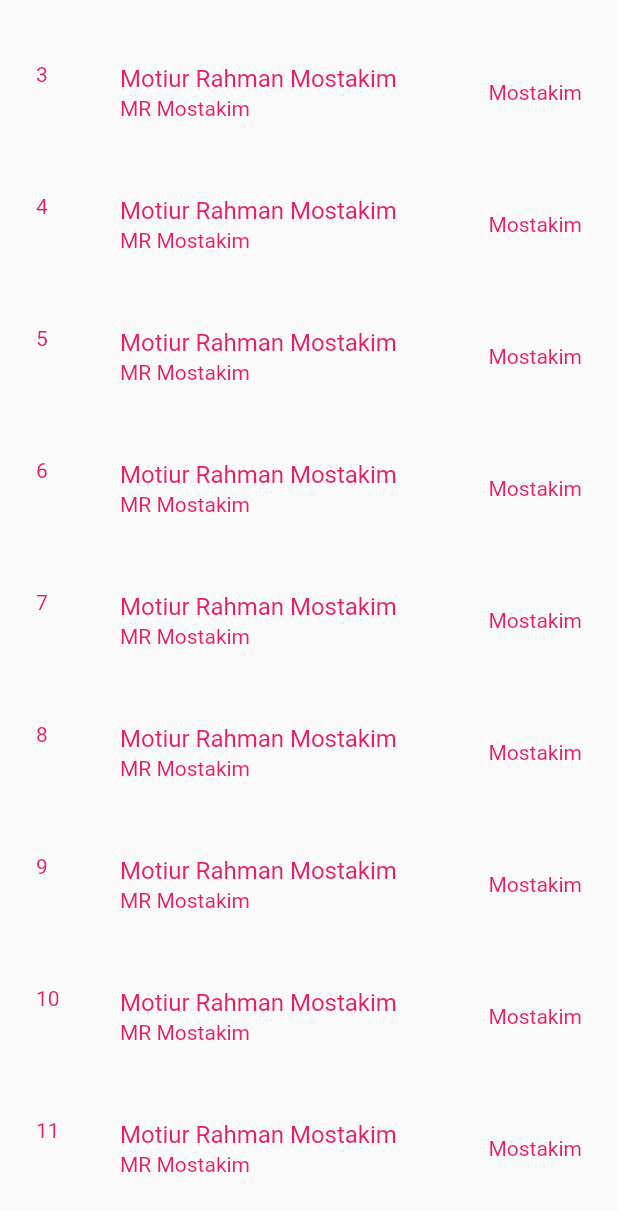
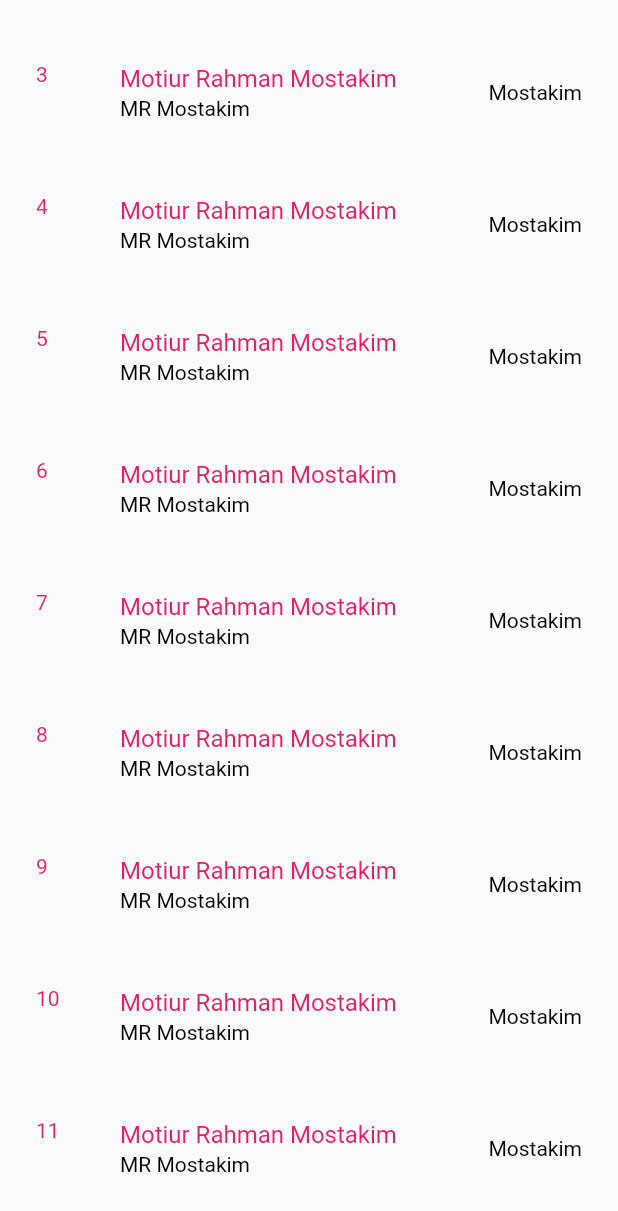
Before and after one commit to MRMostakim1406204/SliverAppBar-Widget, a Flutter app: the screen it shows after launch, scrolled down 576 dp, on a phone screen of 412 x 824 dp. Shown: the top 1211 px of the screen. Run offline on Flutter 3.47's test engine with Material 2 defaults, Android fonts, the phone set to English and light mode, and no system bars; network calls fail.

Commit message:
SliverAppBar-Widget

```diff
--- a/lib/homePage.dart
+++ b/lib/homePage.dart
@@ -9,6 +9,7 @@ class _HomePageState extends State<HomePage>{
       body: SafeArea(child: CustomScrollView(
         slivers: <Widget>[
           SliverAppBar(
+            pinned: false,//ata newa hoi appBar ta thik rakhte
             expandedHeight: MediaQuery.of(context).size.height/2.5,
             flexibleSpace: FlexibleSpaceBar(
               title: Text("MR Mostakim",style: TextStyle(fontWeight: FontWeight.bold),),
@@ -23,7 +24,6 @@ class _HomePageState extends State<HomePage>{
               IconButton(onPressed: (){}, icon: Icon(Icons.search)),
               SizedBox(width: 15,),
             ],
-
           ),
           SliverList(
             delegate: SliverChildBuilderDelegate((context, index) {
@@ -35,12 +35,13 @@ class _HomePageState extends State<HomePage>{
                   },
                   leading: Text("$index"),
                   title: Text("Motiur Rahman Mostakim"),
-                  textColor: Colors.pink,trailing: Text("Mostakim"),
-                  selectedColor: Colors.black26,
-                  subtitle: Text("MR Mostakim"),
+                  textColor: Colors.pink,trailing: Text("Mostakim",
+                  style: TextStyle(color: Colors.black),),
+                  selectedColor: Colors.black12,
+                  subtitle: Text("MR Mostakim",
+                  style: TextStyle(color: Colors.black),),
                 ),
               );
-
             },
             childCount: 51
             ))
```
